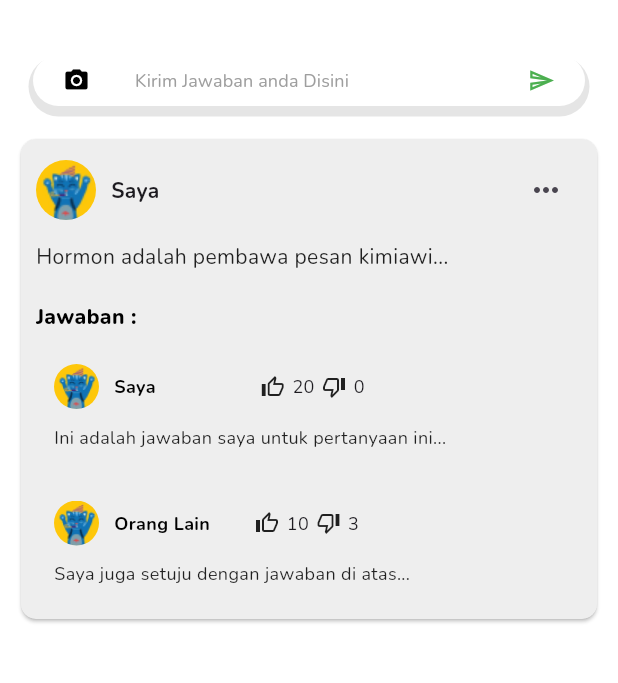
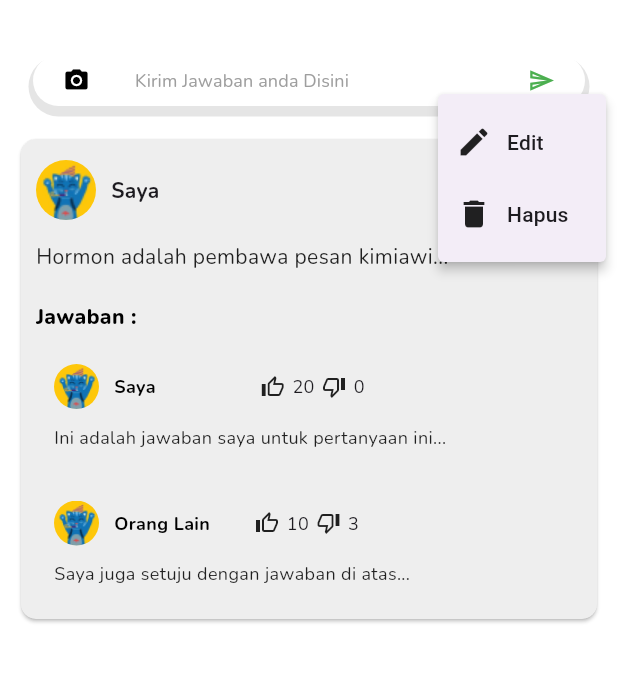
Before and after one commit to SIPalingMumet/Mejakita_ProjectFINAL, a Flutter app: the Jawaban screen opened directly, after a tap on the "keyboard control" icon, on a phone screen of 412 x 824 dp, the part 56-739 px from its top. Run offline on Flutter 3.47's test engine with Material 3 defaults, Android fonts, the light colour scheme and no system bars; our stand-ins replace google_fonts, hive; accounts and stored records are empty.

```diff
--- a/lib/Component/ComponentJawaban.dart
+++ b/lib/Component/ComponentJawaban.dart
@@ -115,7 +115,9 @@ class _LouisState extends State<Louis> {
                         const Spacer(),
                         IconButton(
                           icon: const Icon(Icons.more_horiz),
-                          onPressed: () {},
+                          onPressed: () {
+                            myFungis.popupmenu(context);
+                          },
                         ),
                       ],
                     ),
--- a/lib/Component/filter.dart
+++ b/lib/Component/filter.dart
@@ -195,7 +195,7 @@ class filter {
                     Center(
                         child: ElevatedButton(
                       style: ElevatedButton.styleFrom(
-                        backgroundColor: Color(0xFF4d9d75),
+                        backgroundColor: const Color(0xFF4d9d75),
                         padding: const EdgeInsets.symmetric(
                             vertical: 10, horizontal: 15),
                         shape: RoundedRectangleBorder(
--- a/lib/Fungsi Tampilan/FungsiJawaban.dart
+++ b/lib/Fungsi Tampilan/FungsiJawaban.dart
@@ -151,5 +151,45 @@ class fungis {
     );
   }
 
+  // For Pop up menu untuk hapus jawaban atau edit
+  void popupmenu(BuildContext context) {
+  showMenu(
+    context: context,
+    position: const RelativeRect.fromLTRB(100, 100, 0, 0),
+    items: <PopupMenuEntry<int>>[
+      PopupMenuItem(
+        value: 1,
+        child: GestureDetector(
+          onTap: () {
+            print("Edit tapped");
+          },
+          child: const Row(
+            children: [
+              Icon(Icons.edit),
+              SizedBox(width: 10),
+              Text("Edit"),
+            ],
+          ),
+        ),
+      ),
+      PopupMenuItem(
+        value: 2,
+        child: GestureDetector(
+          onTap: () {
+            print("Hapus tapped");
+          },
+          child: const Row(
+            children: [
+              Icon(Icons.delete),
+              SizedBox(width: 10),
+              Text("Hapus"),
+            ],
+          ),
+        ),
+      ),
+    ],
+  );
+}
+
 
 }
--- a/lib/Pages/Jawaban.dart
+++ b/lib/Pages/Jawaban.dart
@@ -10,13 +10,13 @@ class Jawaban extends StatelessWidget {
   final int comments;
 
   const Jawaban({
-    Key? key,
+    super.key,
     required this.questionText,
     required this.userName,
     this.imageUrl,
     required this.likes,
     required this.comments,
-  }) : super(key: key);
+  });
 
   @override
   Widget build(BuildContext context) {
--- a/pubspec.yaml
+++ b/pubspec.yaml
@@ -33,11 +33,15 @@ dependencies:
 
 
 
+
   # The following adds the Cupertino Icons font to your application.
   # Use with the CupertinoIcons class for iOS style icons.
   cupertino_icons: ^1.0.6
   google_fonts: ^6.2.1
-  hive: ^2.2.3
+  hive: ^2.0.0
+  hive_flutter: ^1.0.0
+  path_provider: ^2.0.0
+
 
 dev_dependencies:
   flutter_test:
```
Also changed, not shown: pubspec.lock.
